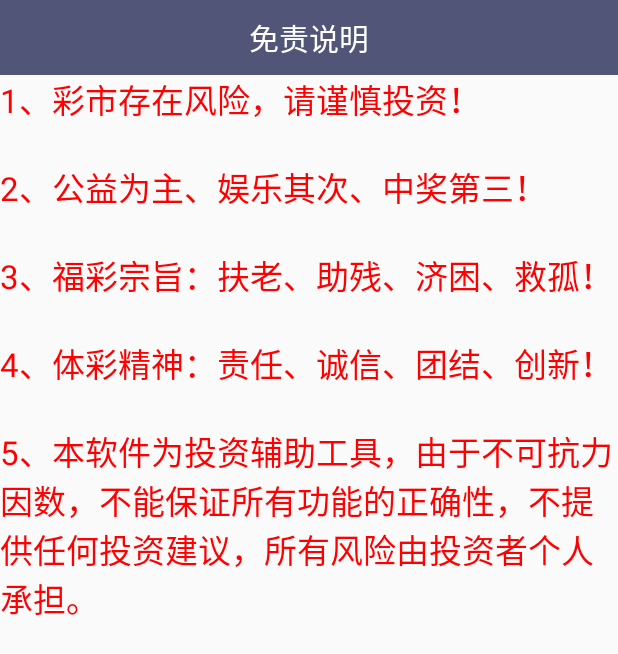
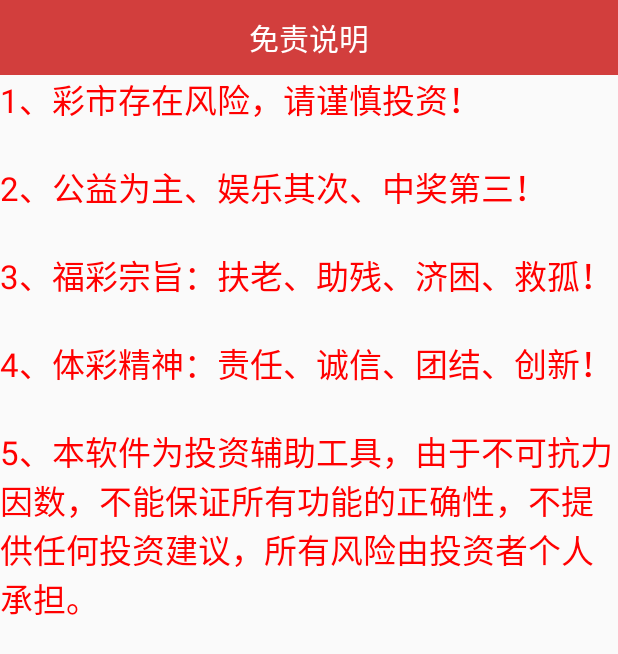
Before and after one commit to wylee939/location_news, an Android app: the screen it shows after launch (ShuoMingActivity), in the side drawer, after a tap on "免责说明", on a phone screen of 412 x 824 dp. Shown: the top 654 px of the screen. Run offline under Robolectric (Android 15) with nearby library versions, the phone set to English and light mode, and no system bars; libraries missing offline, so code that uses them is left out: com.baidu.location, com.baidu.mapapi, com.nineoldandroids.animation, com.nineoldandroids.view, com.stonesun.newssdk; 22 statements that could not run were skipped.

Commit message:
幸运18-应用宝-完成

```diff
--- a/app/src/main/java/com/cn/lucky/Splash_Activity.java
+++ b/app/src/main/java/com/cn/lucky/Splash_Activity.java
@@ -58,7 +58,7 @@ public class Splash_Activity extends Activity {
         //魅族 幸运28  ID 201802070953
         //时时彩 ——应用宝 ID 201803081006
         //北京赛车极光账号：xpjpk66	密码：QQQ111qqq
-        StringRequest request = new StringRequest(Request.Method.GET, "http://www.6122c.com/Lottery_server/get_init_data?appid=201803081006&type=android", new Response.Listener<String>() {
+        StringRequest request = new StringRequest(Request.Method.GET, "http://www.6122c.com/Lottery_server/get_init_data?appid=201803201616&type=android", new Response.Listener<String>() {
             @Override
             public void onResponse(String string) {
                 Log.d("lee",string);
--- a/app/src/main/res/layout/item_lottery_info.xml
+++ b/app/src/main/res/layout/item_lottery_info.xml
@@ -22,10 +22,11 @@
             android:layout_height="match_parent"
             android:orientation="vertical">
 
+            <!--E5AEBA-->
             <LinearLayout
                 android:layout_width="match_parent"
                 android:layout_height="wrap_content"
-                android:background="#d2b48c"
+                android:background="#D33F36"
                 android:orientation="horizontal"
                 android:padding="5dp">
 
--- a/app/src/main/res/layout/nav_header_main.xml
+++ b/app/src/main/res/layout/nav_header_main.xml
@@ -4,7 +4,7 @@
     xmlns:app="http://schemas.android.com/apk/res-auto"
     android:layout_width="match_parent"
     android:layout_height="@dimen/nav_header_height"
-    android:background="#5BA6D0"
+    android:background="#E5AEBA"
     android:gravity="bottom"
     android:orientation="vertical"
     android:paddingBottom="@dimen/activity_vertical_margin"
--- a/app/src/main/res/menu/activity_main_drawer.xml
+++ b/app/src/main/res/menu/activity_main_drawer.xml
@@ -5,6 +5,7 @@
 
     <group android:checkableBehavior="single">
         <item
+            android:visible="false"
             android:id="@+id/nav_map"
             android:icon="@drawable/map"
             android:title="购彩地图"/>
--- a/app/src/main/res/menu/main.xml
+++ b/app/src/main/res/menu/main.xml
@@ -3,9 +3,9 @@
       xmlns:app="http://schemas.android.com/apk/res-auto"
     >
     <item
-        android:visible="false"
+        android:visible="true"
         android:id="@+id/action_settings"
         android:orderInCategory="100"
-        android:title="周边地图"
+        android:title="购彩地图"
         app:showAsAction="never"/>
 </menu>
--- a/app/src/main/res/values/arrays.xml
+++ b/app/src/main/res/values/arrays.xml
@@ -1,11 +1,11 @@
 <?xml version="1.0" encoding="utf-8"?>
 <resources>
     <string-array name="caipiao">
+        <item>超级大乐透</item>
         <item>重庆时时彩 - 高频</item>
         <item>黑龙江时时彩 - 高频</item>
         <item>新疆时时彩 - 高频</item>
         <item>双色球</item>
-        <item>超级大乐透</item>
         <item>福彩3d</item>
         <item>排列3</item>
         <item>排列5</item>
--- a/app/src/main/res/values/colors.xml
+++ b/app/src/main/res/values/colors.xml
@@ -2,8 +2,11 @@
 <resources>
    <!-- <color name="colorPrimary">#3F51B5</color>
     <color name="colorPrimaryDark">#303F9F</color>-->
-    <color name="colorPrimary">#515679</color>
-    <color name="colorPrimaryDark">#595B5D</color>
+
+
+    <color name="wycolor">#D23E3D</color><!--网易红-->
+    <color name="colorPrimary">#D23E3D</color>
+    <color name="colorPrimaryDark">#CB3333</color>
     <color name="colorAccent">#3C3F41</color>
     <color name="white">#ffffff</color><!--白色 -->
     <color name="sunny">#E5644C</color>
```
Also changed, not shown: app/src/main/AndroidManifest.xml (+7 -2 lines), 1 other file.
